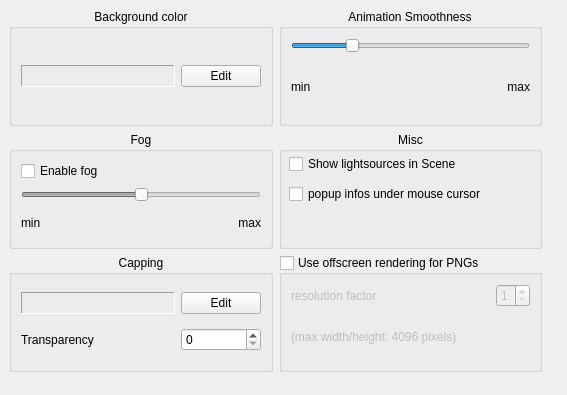
First picture: the form in source/VIEW/DIALOGS/stageSettings.ui, repository BALL-Project/ball, before the edit.
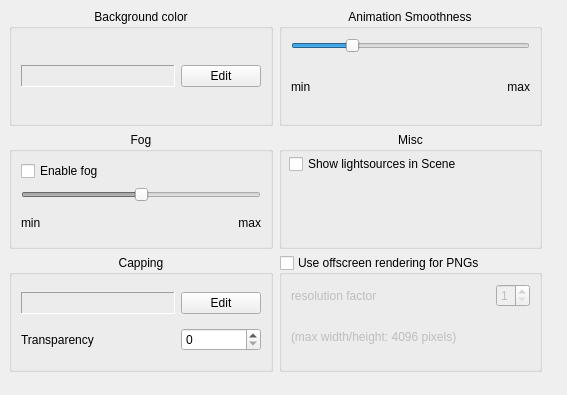
Second picture: the form after the edit.

The edit to the form file:
```diff
--- a/source/VIEW/DIALOGS/stageSettings.ui
+++ b/source/VIEW/DIALOGS/stageSettings.ui
@@ -392,22 +392,6 @@
          <string>Show lightsources in Scene</string>
         </property>
        </widget>
-       <widget class="QCheckBox" name="popup_names" >
-        <property name="geometry" >
-         <rect>
-          <x>10</x>
-          <y>50</y>
-          <width>231</width>
-          <height>24</height>
-         </rect>
-        </property>
-        <property name="toolTip" >
-         <string>Print e.g. atom name if the mouse cursors stays over an atom in the 3D view of some seconds.</string>
-        </property>
-        <property name="text" >
-         <string>popup infos under mouse cursor</string>
-        </property>
-       </widget>
       </widget>
      </item>
     </layout>
```
